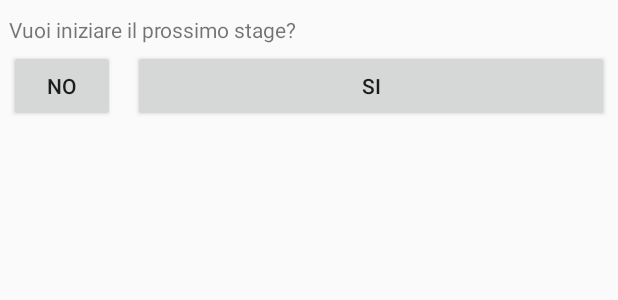
After one commit to playfellas/superapp, an Android app: the layout master_dialog.xml on its own in the app's theme, with its tools: preview values and no code run, on a phone screen of 412 x 824 dp. The commit adds this screen. Shown: the top 300 px of the screen. Run offline under Robolectric (Android 15) with nearby library versions, the phone set to English and light mode, and no system bars.

Commit message:
Added a dialog to ask a confirmation at every end stage event on the master. Also i reused this dialog to ask an "are you really sure" confirmation, if you click "no" on the previous fragment.

```diff
--- a/app/src/main/java/it/playfellas/superapp/ui/master/GamePresenter.java
+++ b/app/src/main/java/it/playfellas/superapp/ui/master/GamePresenter.java
@@ -43,7 +43,6 @@ public abstract class GamePresenter {
                 Log.d(TAG, "nextStage: " + event.getStageNumber() + " over " + config.getNoStages());
                 fragment.updateStageImage(event.getStageNumber(), config.getNoStages());
 
-                //TODO IMPLEMENT THIS METHOD
                 fragment.showDialogToProceed();
             }
 
--- /dev/null
+++ b/app/src/main/res/layout/master_dialog.xml
@@ -0,0 +1,50 @@
+<?xml version="1.0" encoding="utf-8"?>
+<LinearLayout xmlns:android="http://schemas.android.com/apk/res/android"
+              android:layout_width="fill_parent"
+              android:layout_height="wrap_content"
+              android:layout_alignParentStart="true"
+              android:layout_marginTop="10dp"
+              android:orientation="vertical">
+
+
+    <TextView
+        android:id="@+id/dialogStageLabel"
+        android:layout_width="match_parent"
+        android:layout_height="wrap_content"
+        android:layout_marginLeft="6dp"
+        android:layout_marginRight="6dp"
+        android:hint="Device name"
+        android:text="Vuoi iniziare il prossimo stage?"/>
+
+    <LinearLayout xmlns:android="http://schemas.android.com/apk/res/android"
+                  android:layout_width="fill_parent"
+                  android:layout_height="wrap_content"
+                  android:layout_alignParentStart="true"
+                  android:orientation="horizontal">
+
+        <Button
+            android:id="@+id/noButton"
+            style="?android:attr/buttonStyleSmall"
+            android:layout_width="match_parent"
+            android:layout_height="wrap_content"
+            android:layout_marginBottom="4dp"
+            android:layout_marginLeft="6dp"
+            android:layout_marginRight="6dp"
+            android:layout_marginTop="4dp"
+            android:layout_weight="0.8"
+            android:text="NO"/>
+
+        <Button
+            android:id="@+id/confirmButton"
+            style="?android:attr/buttonStyleSmall"
+            android:layout_width="match_parent"
+            android:layout_height="wrap_content"
+            android:layout_marginBottom="4dp"
+            android:layout_marginLeft="6dp"
+            android:layout_marginRight="6dp"
+            android:layout_marginTop="4dp"
+            android:layout_weight="0.2"
+            android:text="SI"/>
+
+    </LinearLayout>
+</LinearLayout>
```
Also changed, not shown: app/src/main/java/it/playfellas/superapp/ui/master/GameFragment.java (+40 -5 lines), app/src/main/java/it/playfellas/superapp/ui/master/MasterDialogFragment.java (added, +105 -0 lines).
